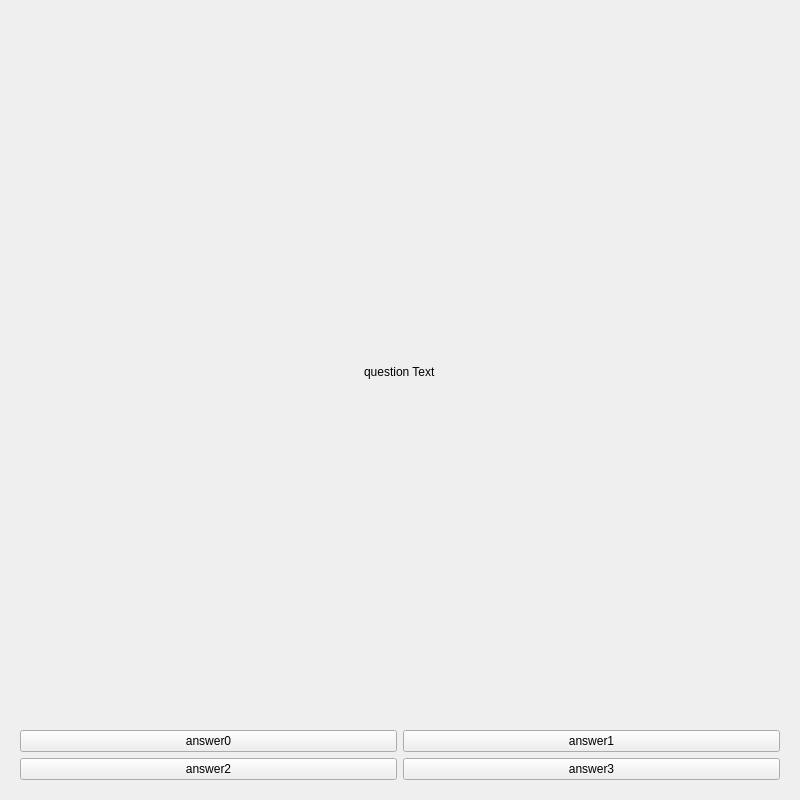
The window that QuestionZone/4ChoiceQuestion.ui (Callen44/DtWordTrainer) describes before a commit, drawn with Qt 5.
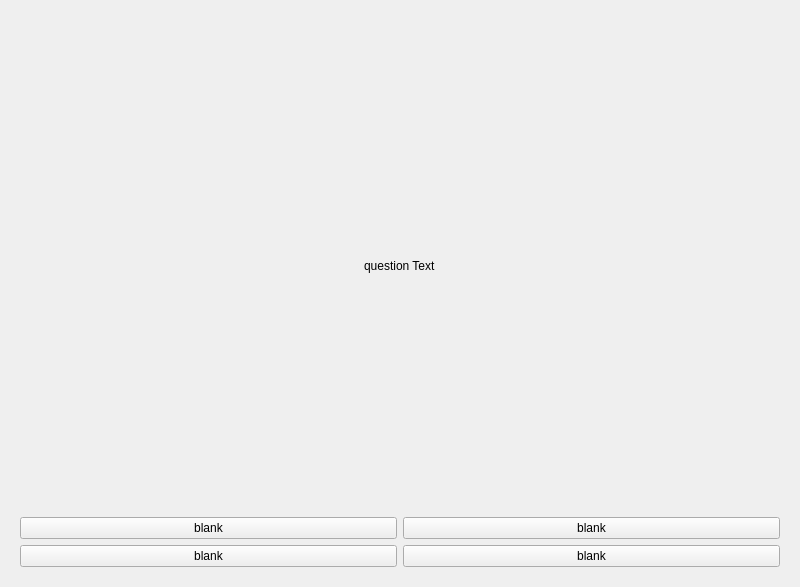
The same window after the commit.

What changed in the file:
```diff
--- a/QuestionZone/4ChoiceQuestion.ui
+++ b/QuestionZone/4ChoiceQuestion.ui
@@ -7,7 +7,7 @@
     <x>0</x>
     <y>0</y>
     <width>800</width>
-    <height>800</height>
+    <height>587</height>
    </rect>
   </property>
   <property name="windowTitle">
@@ -63,28 +63,28 @@
           <item row="1" column="0">
            <widget class="QPushButton" name="answer2">
             <property name="text">
-             <string>answer2</string>
+             <string>blank</string>
             </property>
            </widget>
           </item>
           <item row="0" column="0">
            <widget class="QPushButton" name="answer0">
             <property name="text">
-             <string>answer0</string>
+             <string>blank</string>
             </property>
            </widget>
           </item>
           <item row="0" column="1">
            <widget class="QPushButton" name="answer1">
             <property name="text">
-             <string>answer1</string>
+             <string>blank</string>
             </property>
            </widget>
           </item>
           <item row="1" column="1">
            <widget class="QPushButton" name="answer3">
             <property name="text">
-             <string>answer3</string>
+             <string>blank</string>
             </property>
            </widget>
           </item>
```
